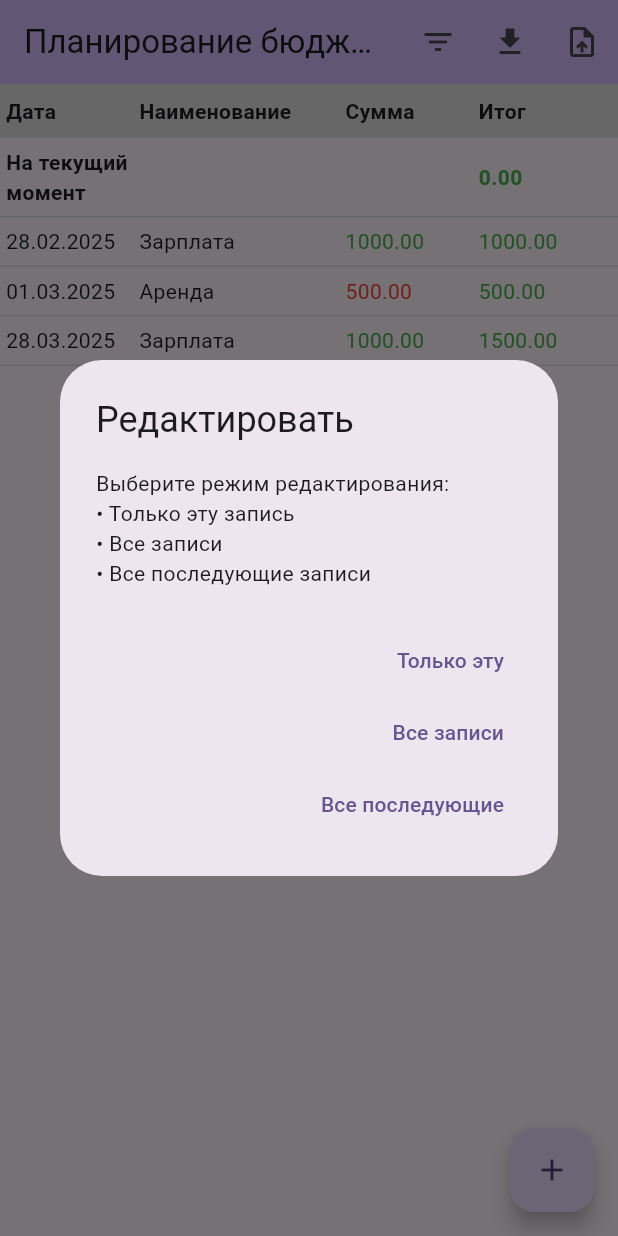
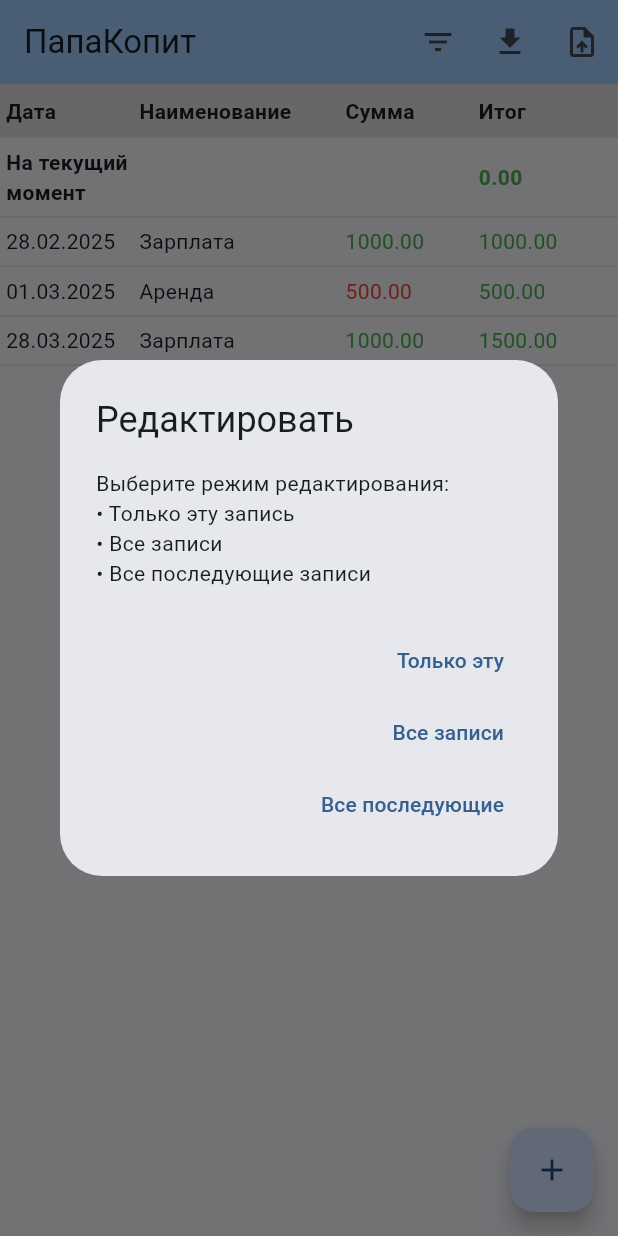
Before and after one commit to stanislavlyalin/budget_planner, a Flutter app: the screen it shows after launch, after a tap on an icon or button, on a phone screen of 412 x 824 dp. Run offline on Flutter 3.47's test engine with Material 3 defaults, Android fonts, the phone set to English and light mode, and no system bars; our stand-ins replace file_picker, share_plus, shared_preferences.

Commit message:
Update app icon and title

```diff
--- a/lib/main.dart
+++ b/lib/main.dart
@@ -12,10 +12,10 @@ class MyApp extends StatelessWidget {
   @override
   Widget build(BuildContext context) {
     return MaterialApp(
-      title: 'Планирование бюджета',
+      title: 'ПапаКопит',
       theme: ThemeData(
         useMaterial3: true,
-        colorScheme: ColorScheme.fromSeed(seedColor: Colors.deepPurple),
+        colorScheme: ColorScheme.fromSeed(seedColor: Colors.blue),
       ),
       localizationsDelegates: const [
         GlobalMaterialLocalizations.delegate,
@@ -25,7 +25,7 @@ class MyApp extends StatelessWidget {
       supportedLocales: const [
         Locale('ru', 'RU'),
       ],
-      home: const MyHomePage(title: 'Планирование бюджета'),
+      home: const MyHomePage(title: 'ПапаКопит'),
     );
   }
 }
--- a/lib/screens/home_page.dart
+++ b/lib/screens/home_page.dart
@@ -314,7 +314,7 @@ class _MyHomePageState extends State<MyHomePage> {
 
       // Share the backup file via available applications (e.g. messenger)
       await Share.shareXFiles([XFile(filePath)],
-          text: 'Резервная копия данных приложения "Планирование бюджета"');
+          text: 'Резервная копия данных приложения "ПапаКопит"');
     } catch (e) {
       ScaffoldMessenger.of(context).showSnackBar(
         SnackBar(content: Text('Error saving file: $e')),
```
Also changed, not shown: assets/icon/app_icon.png, 21 other files.
